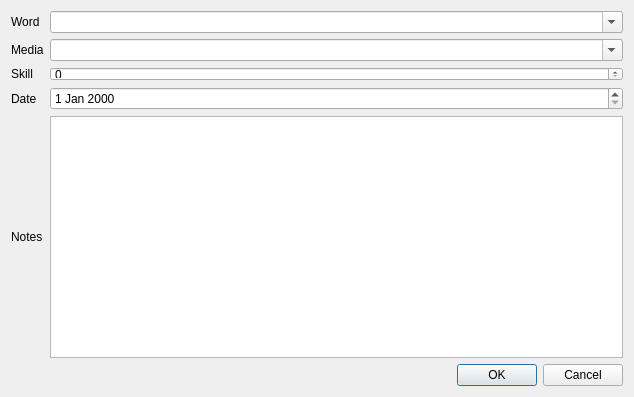
Before: the Qt Designer form encounter.ui in kellyjf/larousse, drawn with Qt 5.
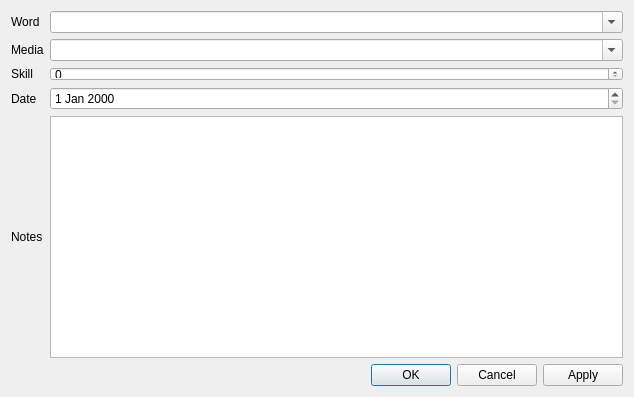
After: the same form once the commit is applied.

Commit message: Add apply button to encounters

```diff
--- a/encounter.ui
+++ b/encounter.ui
@@ -89,7 +89,7 @@
       <enum>Qt::Horizontal</enum>
      </property>
      <property name="standardButtons">
-      <set>QDialogButtonBox::Cancel|QDialogButtonBox::Ok</set>
+      <set>QDialogButtonBox::Apply|QDialogButtonBox::Cancel|QDialogButtonBox::Ok</set>
      </property>
     </widget>
    </item>
```
The commit also changes 2 other files.
